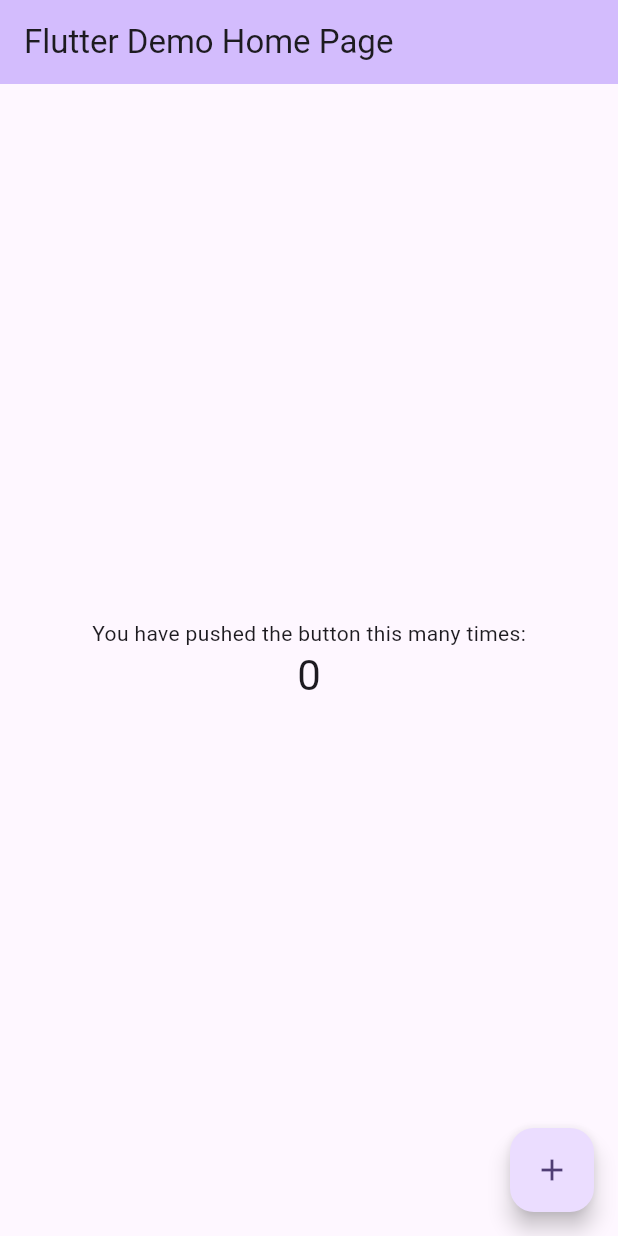
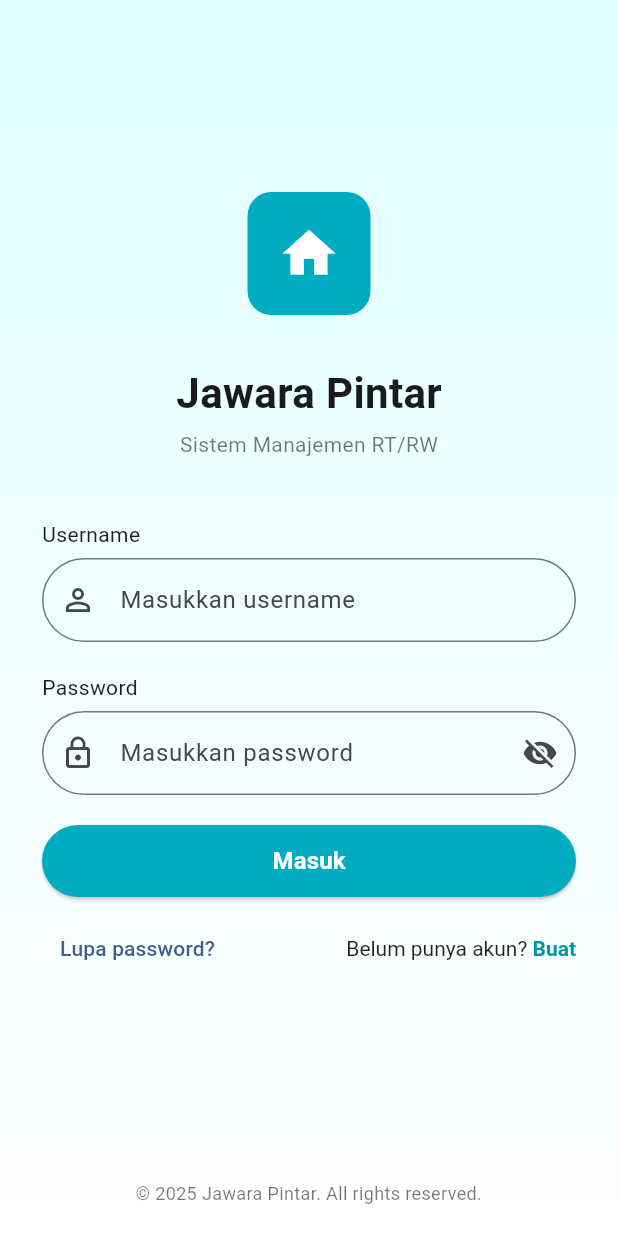
Before and after one commit to KevinASaputra/apps_jawa, a Flutter app: the screen it shows after launch, on a phone screen of 412 x 824 dp. Run offline on Flutter 3.47's test engine with Material 3 defaults, Android fonts, the light colour scheme and no system bars.

Commit message:
feat: UI Login

```diff
--- a/apps/mobile/lib/main.dart
+++ b/apps/mobile/lib/main.dart
@@ -1,4 +1,6 @@
 import 'package:flutter/material.dart';
+import 'routes/app_pages.dart';
+import 'routes/app_routes.dart';
 
 void main() {
   runApp(const MyApp());
@@ -7,116 +9,17 @@ void main() {
 class MyApp extends StatelessWidget {
   const MyApp({super.key});
 
-  // This widget is the root of your application.
   @override
   Widget build(BuildContext context) {
     return MaterialApp(
-      title: 'Flutter Demo',
+      title: 'Jawara Pintar',
+      debugShowCheckedModeBanner: false,
+      routes: AppPages.routes,
+      initialRoute: AppRoutes.login,
       theme: ThemeData(
-        // This is the theme of your application.
-        //
-        // TRY THIS: Try running your application with "flutter run". You'll see
-        // the application has a purple toolbar. Then, without quitting the app,
-        // try changing the seedColor in the colorScheme below to Colors.green
-        // and then invoke "hot reload" (save your changes or press the "hot
-        // reload" button in a Flutter-supported IDE, or press "r" if you used
-        // the command line to start the app).
-        //
-        // Notice that the counter didn't reset back to zero; the application
-        // state is not lost during the reload. To reset the state, use hot
-        // restart instead.
-        //
-        // This works for code too, not just values: Most code changes can be
-        // tested with just a hot reload.
-        colorScheme: ColorScheme.fromSeed(seedColor: Colors.deepPurple),
-      ),
-      home: const MyHomePage(title: 'Flutter Demo Home Page'),
+        colorScheme: ColorScheme.fromSeed(seedColor: Colors.blueAccent),
+        useMaterial3: true,
+      )
     );
   }
 }
-
-class MyHomePage extends StatefulWidget {
-  const MyHomePage({super.key, required this.title});
-
-  // This widget is the home page of your application. It is stateful, meaning
-  // that it has a State object (defined below) that contains fields that affect
-  // how it looks.
-
-  // This class is the configuration for the state. It holds the values (in this
-  // case the title) provided by the parent (in this case the App widget) and
-  // used by the build method of the State. Fields in a Widget subclass are
-  // always marked "final".
-
-  final String title;
-
-  @override
-  State<MyHomePage> createState() => _MyHomePageState();
-}
-
-class _MyHomePageState extends State<MyHomePage> {
-  int _counter = 0;
-
-  void _incrementCounter() {
-    setState(() {
-      // This call to setState tells the Flutter framework that something has
-      // changed in this State, which causes it to rerun the build method below
-      // so that the display can reflect the updated values. If we changed
-      // _counter without calling setState(), then the build method would not be
-      // called again, and so nothing would appear to happen.
-      _counter++;
-    });
-  }
-
-  @override
-  Widget build(BuildContext context) {
-    // This method is rerun every time setState is called, for instance as done
-    // by the _incrementCounter method above.
-    //
-    // The Flutter framework has been optimized to make rerunning build methods
-    // fast, so that you can just rebuild anything that needs updating rather
-    // than having to individually change instances of widgets.
-    return Scaffold(
-      appBar: AppBar(
-        // TRY THIS: Try changing the color here to a specific color (to
-        // Colors.amber, perhaps?) and trigger a hot reload to see the AppBar
-        // change color while the other colors stay the same.
-        backgroundColor: Theme.of(context).colorScheme.inversePrimary,
-        // Here we take the value from the MyHomePage object that was created by
-        // the App.build method, and use it to set our appbar title.
-        title: Text(widget.title),
-      ),
-      body: Center(
-        // Center is a layout widget. It takes a single child and positions it
-        // in the middle of the parent.
-        child: Column(
-          // Column is also a layout widget. It takes a list of children and
-          // arranges them vertically. By default, it sizes itself to fit its
-          // children horizontally, and tries to be as tall as its parent.
-          //
-          // Column has various properties to control how it sizes itself and
-          // how it positions its children. Here we use mainAxisAlignment to
-          // center the children vertically; the main axis here is the vertical
-          // axis because Columns are vertical (the cross axis would be
-          // horizontal).
-          //
-          // TRY THIS: Invoke "debug painting" (choose the "Toggle Debug Paint"
-          // action in the IDE, or press "p" in the console), to see the
-          // wireframe for each widget.
-          mainAxisAlignment: MainAxisAlignment.center,
-          children: <Widget>[
-            const Text('You have pushed the button this many times:'),
-            Text(
-              '$_counter',
-              style: Theme.of(context).textTheme.headlineMedium,
-            ),
-          ],
-        ),
-      ),
-      floatingActionButton: FloatingActionButton(
-        onPressed: _incrementCounter,
-        tooltip: 'Increment',
-        child: const Icon(Icons.add),
-      ), // This trailing comma makes auto-formatting nicer for build methods.
-    );
-  }
-}
--- /dev/null
+++ b/apps/mobile/lib/pages/login.dart
@@ -0,0 +1,215 @@
+import 'package:flutter/gestures.dart';
+import 'package:flutter/material.dart';
+
+class LoginPage extends StatefulWidget {
+  const LoginPage({super.key});
+
+  @override
+  State<LoginPage> createState() => _LoginPageState();
+}
+
+class _LoginPageState extends State<LoginPage> {
+  bool _obscurePassword = true;
+
+  @override
+  Widget build(BuildContext context) {
+    return Scaffold(
+      body: Stack(
+        children: [
+          _buildBackground(),
+          SafeArea(
+            child: Center(
+              child: SingleChildScrollView(
+                padding: const EdgeInsets.symmetric(horizontal: 28),
+                child: Column(
+                  mainAxisAlignment: MainAxisAlignment.center,
+                  children: [
+                    _buildLogo(),
+                    const SizedBox(height: 32),
+                    _buildTitle(),
+                    const SizedBox(height: 40),
+                    _buildForm(),
+                    const SizedBox(height: 10),
+                    _buildActionsRow(),
+                    const SizedBox(height: 40),
+                  ],
+                ),
+              ),
+            ),
+          ),
+
+          // footer - copyright
+          Positioned(
+            bottom: 20,
+            left: 0,
+            right: 0,
+            child: _buildFooter(),
+          )
+        ],
+      ),
+    );
+  }
+
+  // komponen UI
+  Widget _buildBackground() {
+    return Container(
+      decoration: const BoxDecoration(
+        gradient: LinearGradient(
+          colors: [
+            Color(0xFFE0FFFF),
+            Colors.white,
+          ],
+          begin: Alignment.topCenter,
+          end: Alignment.bottomCenter,
+        ),
+      ),
+    );
+  }
+
+  Widget _buildLogo() {
+    return Container(
+      padding: const EdgeInsets.all(20),
+      decoration: BoxDecoration(
+        color: Colors.cyan.shade600,
+        borderRadius: BorderRadius.circular(16),
+      ),
+      child: const Icon(Icons.home, size: 42, color: Colors.white),
+    );
+  }
+
+  Widget _buildTitle() {
+    return Column(
+      children: const [
+        Text(
+          "Jawara Pintar",
+          style: TextStyle(fontSize: 28, fontWeight: FontWeight.bold),
+        ),
+        SizedBox(height: 4),
+        Text(
+          "Sistem Manajemen RT/RW",
+          style: TextStyle(fontSize: 14, color: Colors.black54),
+        ),
+      ],
+    );
+  }
+
+  Widget _buildForm() {
+    return Column(
+      crossAxisAlignment: CrossAxisAlignment.start,
+      children: [
+        const Text("Username"),
+        const SizedBox(height: 6),
+        _buildTextField(
+          hint: "Masukkan username",
+          icon: Icons.person_outline,
+        ),
+        const SizedBox(height: 20),
+
+        const Text("Password"),
+        const SizedBox(height: 6),
+        _buildPasswordField(),
+
+        const SizedBox(height: 20),
+        _buildLoginButton(),
+      ],
+    );
+  }
+
+  Widget _buildTextField({
+    required String hint,
+    required IconData icon,
+  }) {
+    return TextField(
+      decoration: InputDecoration(
+        prefixIcon: Icon(icon),
+        hintText: hint,
+        border: OutlineInputBorder(
+          borderRadius: BorderRadius.circular(28),
+        ),
+      ),
+    );
+  }
+
+
+  Widget _buildPasswordField() {
+    return TextField(
+      obscureText: _obscurePassword,
+      decoration: InputDecoration(
+        prefixIcon: const Icon(Icons.lock_outline),
+        suffixIcon: GestureDetector(
+          onTap: () {
+            setState(() => _obscurePassword = !_obscurePassword);
+          },
+          child: Icon(
+            _obscurePassword ? Icons.visibility_off : Icons.visibility,
+          ),
+        ),
+        hintText: "Masukkan password",
+        border: OutlineInputBorder(
+          borderRadius: BorderRadius.circular(28),
+        ),
+      ),
+    );
+  }
+
+  /// LOGIN BUTTON
+  Widget _buildLoginButton() {
+    return SizedBox(
+      width: double.infinity,
+      height: 48,
+      child: ElevatedButton(
+        style: ElevatedButton.styleFrom(
+          backgroundColor: Colors.cyan.shade600,
+          shape: RoundedRectangleBorder(
+            borderRadius: BorderRadius.circular(28),
+          ),
+        ),
+        onPressed: () {},
+        child: const Text(
+          "Masuk",
+          style: TextStyle(fontSize: 16, fontWeight: FontWeight.w600, color: Colors.white),
+        ),
+      ),
+    );
+  }
+
+  Widget _buildActionsRow() {
+    return Row(
+      mainAxisAlignment: MainAxisAlignment.spaceBetween,
+      children: [
+        // lupa password
+        TextButton(
+          onPressed: () {},
+          child: const Text("Lupa password?"),
+        ),
+
+        // buat akun (masih 1 line tapi kanan)
+        RichText(
+          text: TextSpan(
+            text: "Belum punya akun? ",
+            style: const TextStyle(color: Colors.black87, fontSize: 14),
+            children: [
+              TextSpan(
+                text: "Buat",
+                style: TextStyle(
+                  color: Colors.cyan.shade700,
+                  fontWeight: FontWeight.bold,
+                ),
+                recognizer: TapGestureRecognizer()..onTap = () {},
+              )
+            ],
+          ),
+        ),
+      ],
+    );
+  }
+
+  // footer - copyright
+  Widget _buildFooter() {
+    return const Text(
+      "© 2025 Jawara Pintar. All rights reserved.",
+      textAlign: TextAlign.center,
+      style: TextStyle(fontSize: 12, color: Colors.black54),
+    );
+  }
+}
--- /dev/null
+++ b/apps/mobile/lib/routes/app_pages.dart
@@ -0,0 +1,8 @@
+import '../pages/login.dart';
+import '../routes/app_routes.dart';
+
+class AppPages {
+  static final routes = {
+    AppRoutes.login: (context) => const LoginPage(),
+  };
+}
--- /dev/null
+++ b/apps/mobile/lib/routes/app_routes.dart
@@ -0,0 +1,5 @@
+class AppRoutes {
+  static const prelogin = '/';
+  static const login = '/login';
+
+}
```
Also changed, not shown: apps/mobile/pubspec.yaml (+4 -67 lines), apps/mobile/assets/login.jpg (added), 1 other file.
